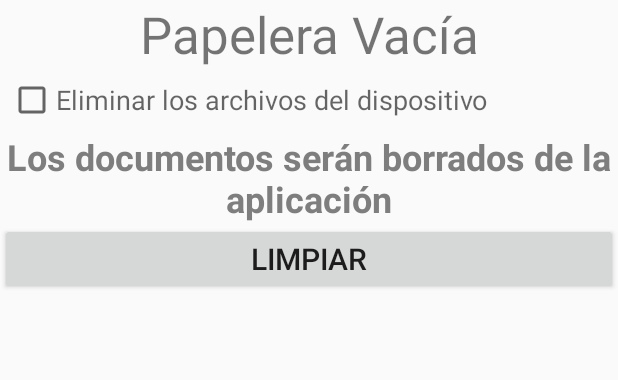
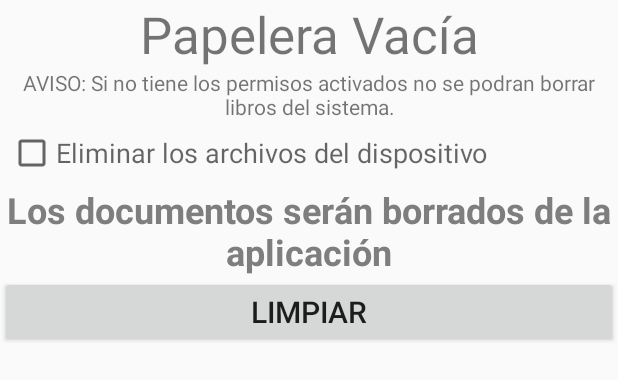
Before and after one commit to CoolRack-org/CoolRack, an Android app: the layout delete_popup.xml on its own in the app's theme, with its tools: preview values and no code run, on a phone screen of 412 x 824 dp. Shown: the top 380 px of the screen. Run offline under Robolectric (Android 15) with nearby library versions, the phone set to English and light mode, and no system bars.

Commit message:
implementacion de codigo para eliminar libros del sistema y de la carpeta personal del programa

```diff
--- a/app/build.gradle
+++ b/app/build.gradle
@@ -47,6 +47,7 @@ dependencies {
     implementation 'androidx.lifecycle:lifecycle-livedata-ktx:2.5.1'
     implementation 'androidx.lifecycle:lifecycle-viewmodel-ktx:2.5.1'
     implementation 'androidx.preference:preference:1.1.+'
+    implementation 'com.google.firebase:firebase-crashlytics-buildtools:2.9.2'
     testImplementation 'junit:junit:4.13.2'
     androidTestImplementation 'androidx.test.ext:junit:1.1.4'
     androidTestImplementation 'androidx.test.espresso:espresso-core:3.5.0'
--- a/app/src/main/res/layout/delete_popup.xml
+++ b/app/src/main/res/layout/delete_popup.xml
@@ -16,6 +16,13 @@
             android:text="Papelera Vacía"
             android:textAlignment="center"
             android:textSize="34sp" />
+
+        <TextView
+            android:id="@+id/textView"
+            android:layout_width="match_parent"
+            android:layout_height="wrap_content"
+            android:text="AVISO: Si no tiene los permisos activados no se podran borrar libros del sistema."
+            android:textAlignment="center" />
 
         <CheckBox
             android:id="@+id/checkBorrarDelDispositivo"
```
Also changed, not shown: app/src/main/java/com/example/coolrack/generalClass/MenuOptions.java (+9 -1 lines).
